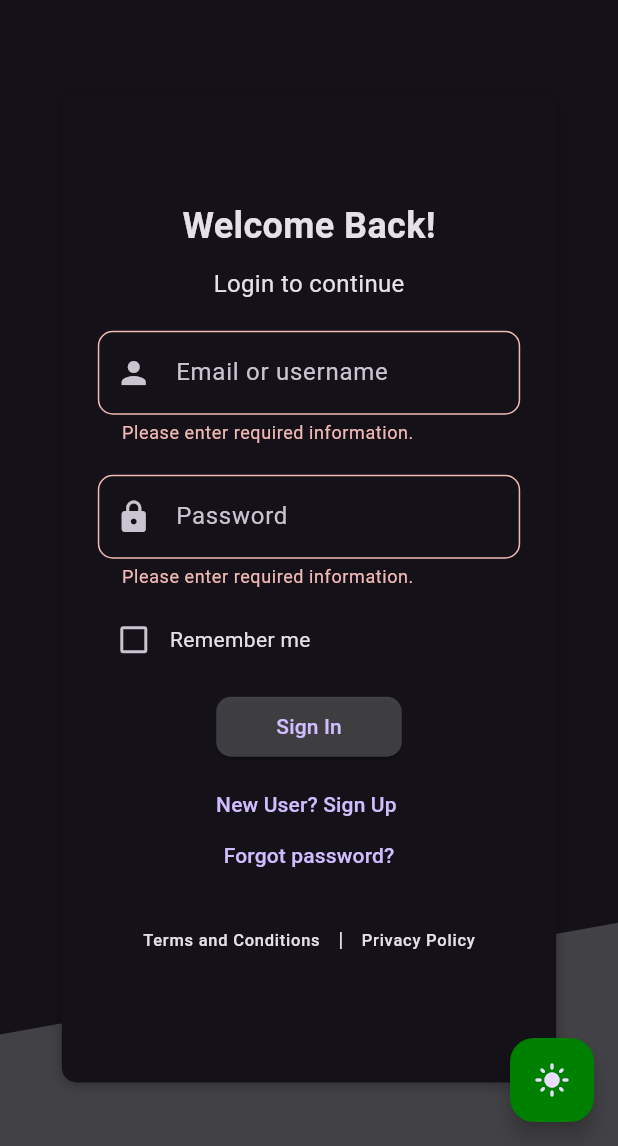
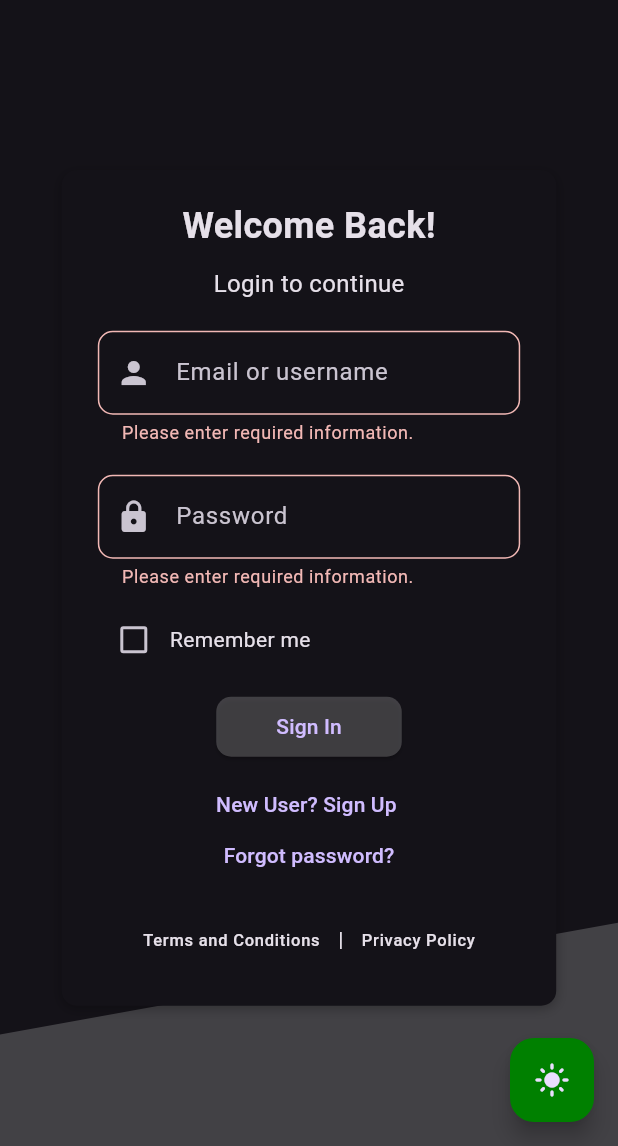
Before and after one commit to pablichoka/kCal_frontend, a Flutter app: the LoginPage screen opened directly, after a tap on "Sign In", after a tap on the "dark mode" icon, on a phone screen of 412 x 824 dp, the part 90-1236 px from its top. Run offline on Flutter 3.47's test engine with Material 3 defaults, Android fonts, the phone set to English and light mode, and no system bars; our stand-ins replace flutter_secure_storage, infinite_carousel, intl_phone_number_input, sidebarx; missing offline and left inert: material_theme_builder; accounts and stored records are empty; network calls fail.

Commit message:
Improve mobile login view. Fix some overflow errors. Better handling of exceptions.

```diff
--- a/lib/forms/login.dart
+++ b/lib/forms/login.dart
@@ -3,6 +3,7 @@ import 'package:flutter/services.dart';
 import 'package:kcal_control_frontend/forms/signup.dart';
 import 'package:kcal_control_frontend/services/api_service.dart' as api;
 
+import '../models/logged_user.dart';
 import '../pages/dashboard.dart';
 import '../themes/theme_data.dart';
 import '../widgets/common/app_bar.dart';
@@ -20,8 +21,10 @@ class LoginPageState extends State<LoginPage> {
   final String title = "kCal Control";
   final FocusScopeNode _focusNode = FocusScopeNode();
   BuildContext? _navigationContext;
-  late final String _username;
-  late final String _password;
+  var _newLoggedUser = LoggedUser(
+    username: '',
+    password: '',
+  );
   late bool _rememberMe = false;
 
   TextFormField buildTextField(
@@ -52,24 +55,15 @@ class LoginPageState extends State<LoginPage> {
     if (_formKey.currentState!.validate()) {
       _formKey.currentState!.save();
       try {
-        bool loginSuccessful =
-            await api.ApiService.instance.login(_username, _password);
-        if (loginSuccessful) {
-          Navigator.pushReplacement(
-            _navigationContext!,
-            MaterialPageRoute(builder: (ctx) => const Dashboard()),
-          );
-          return loginSuccessful;
-        } else {
-          ScaffoldMessenger.of(_navigationContext!).showMaterialBanner(
-            const MaterialBanner(
-              content: Text('There was an error signing in.'),
-              actions: [],
+        return await api.ApiService.instance
+            .login(_newLoggedUser.username, _newLoggedUser.password);
+      } catch (e) {
+        ScaffoldMessenger.of(context).showSnackBar(
+          SnackBar(
+            content: Text('Something failed during login: $e'),
           ),
         );
-        }
-      } catch (e) {
-        throw ErrorWidget(e);
+        return false;
       }
     }
     return false;
@@ -132,9 +126,11 @@ class LoginPageState extends State<LoginPage> {
                                   const EdgeInsets.symmetric(horizontal: 24.0),
                               decoration: kContainerDecoration.copyWith(
                                   color: Theme.of(context).cardColor),
+                              child: SingleChildScrollView(
                                 child: Column(
                                     mainAxisAlignment: MainAxisAlignment.center,
-                                  crossAxisAlignment: CrossAxisAlignment.center,
+                                    crossAxisAlignment:
+                                        CrossAxisAlignment.center,
                                     children: <Widget>[
                                       const SizedBox(height: 20),
                                       const Text(
@@ -154,7 +150,7 @@ class LoginPageState extends State<LoginPage> {
                                         hintText: 'Email or username',
                                         icon: Icons.person,
                                         onSave: (value) {
-                                        _username = value!;
+                                          _newLoggedUser.username = value!;
                                         },
                                       ),
                                       const SizedBox(height: 20),
@@ -163,7 +159,7 @@ class LoginPageState extends State<LoginPage> {
                                         icon: Icons.lock,
                                         obscureText: true,
                                         onSave: (value) {
-                                        _password = value!;
+                                          _newLoggedUser.password = value!;
                                         },
                                       ),
                                       const SizedBox(height: 10),
@@ -182,8 +178,14 @@ class LoginPageState extends State<LoginPage> {
                                       ),
                                       const SizedBox(height: 10),
                                       ElevatedButton(
-                                      onPressed: () {
-                                        _login();
+                                        onPressed: () async {
+                                          await _login()
+                                              ? Navigator.push(
+                                                  _navigationContext!,
+                                                  MaterialPageRoute(
+                                                      builder: (context) =>
+                                                          const Dashboard()))
+                                              : null;
                                         },
                                         style: ElevatedButton.styleFrom(
                                           backgroundColor:
@@ -206,10 +208,13 @@ class LoginPageState extends State<LoginPage> {
                                               pageBuilder: (context, animation1,
                                                       animation2) =>
                                                   const SignUpPage(),
-                                            transitionDuration: const Duration(
+                                              transitionDuration:
+                                                  const Duration(
                                                       milliseconds: 300),
                                               transitionsBuilder: (context,
-                                                animation, animation2, child) {
+                                                  animation,
+                                                  animation2,
+                                                  child) {
                                                 final offsetAnimation =
                                                     Tween<Offset>(
                                                   begin: const Offset(1.0, 0.0),
@@ -228,8 +233,8 @@ class LoginPageState extends State<LoginPage> {
                                             const Text('New User? Sign Up '),
                                             TextButton(
                                               onPressed: () {},
-                                            child:
-                                                const Text('Forgot password?'),
+                                              child: const Text(
+                                                  'Forgot password?'),
                                             ),
                                           ],
                                         ),
@@ -241,20 +246,25 @@ class LoginPageState extends State<LoginPage> {
                                           TextButton(
                                             onPressed: () {},
                                             child: Text(
-                                              style: Theme.of(context).textTheme.labelSmall,
+                                                style: Theme.of(context)
+                                                    .textTheme
+                                                    .labelSmall,
                                                 'Terms and Conditions'),
                                           ),
                                           const Text('|'),
                                           TextButton(
                                             onPressed: () {},
                                             child: Text(
-                                            style: Theme.of(context).textTheme.labelSmall,
+                                                style: Theme.of(context)
+                                                    .textTheme
+                                                    .labelSmall,
                                                 'Privacy Policy'),
                                           ),
                                         ],
                                       ),
                                       const SizedBox(height: 20),
-                                  ])),
+                                    ]),
+                              )),
                         ),
                       )
                     ])),
--- /dev/null
+++ b/lib/models/logged_user.dart
@@ -0,0 +1,26 @@
+class LoggedUser {
+  late String username;
+  late String password;
+
+
+
+  LoggedUser({
+    required this.username,
+    required this.password,
+  });
+
+  factory LoggedUser.fromMap(Map userMap){
+    return LoggedUser(
+        username: userMap['username'],
+        password: userMap['password'],
+    );
+  }
+
+  Map<String, dynamic> toJson() {
+    return {
+      'username': username,
+      'password': password,
+    };
+  }
+
+}
--- a/lib/pages/desktop/index.dart
+++ b/lib/pages/desktop/index.dart
@@ -5,7 +5,7 @@ import '../../forms/signup.dart';
 import '../../themes/theme_data.dart';
 import '../../widgets/common/app_bar.dart';
 import '../../widgets/desktop/background_index.dart';
-import '../../widgets/desktop/carrousel_index_desktop.dart';
+import '../../widgets/desktop/carrousel_index.dart';
 
 const title = 'kCal Control';
 
--- a/lib/pages/mobile/index.dart
+++ b/lib/pages/mobile/index.dart
@@ -3,6 +3,7 @@ import 'package:flutter/material.dart';
 import '../../forms/login.dart';
 import '../../forms/signup.dart';
 import '../../widgets/desktop/background_index.dart';
+import '../../widgets/mobile/carrousel_index.dart';
 
 Scaffold mobileIndex(BuildContext context) {
   return Scaffold(
@@ -10,43 +11,33 @@ Scaffold mobileIndex(BuildContext context) {
       const BackgroundScreen(),
       Column(children: <Widget>[
         SizedBox(
-            height: MediaQuery
-                .of(context)
-                .size
-                .height * 0.80,
-            width: MediaQuery
-                .of(context)
-                .size
-                .width,
-            child: Center(
-                child: Card(
-                    color: Theme
-                        .of(context)
-                        .primaryColor,
-                    child: Center(
+            height: MediaQuery.of(context).size.height * 0.80,
+            width: MediaQuery.of(context).size.width,
+            child: Column(
+              mainAxisAlignment: MainAxisAlignment.center,
+              crossAxisAlignment: CrossAxisAlignment.center,
+              children: [
+                Center(
+                    child: SizedBox(
+                        child: Padding(
+                          padding: const EdgeInsets.symmetric(vertical: 15, horizontal: 15),
                           child: Text('Welcome to kCal Control',
-                          style: Theme
-                              .of(context)
-                              .textTheme
-                              .headlineLarge),
-                    )))),
+                              style: Theme.of(context).textTheme.headlineLarge),
+                        ))),
                 SizedBox(
-            height: MediaQuery
-                .of(context)
-                .size
-                .height * 0.20,
-            width: MediaQuery
-                .of(context)
-                .size
-                .width,
+                  height: MediaQuery.of(context).size.height * 0.60,
+                  width: MediaQuery.of(context).size.width,
+                    child: IndexMobileCarrousel(context))],
+            )),
+        SizedBox(
+            height: MediaQuery.of(context).size.height * 0.20,
+            width: MediaQuery.of(context).size.width,
             child: Row(
                 mainAxisAlignment: MainAxisAlignment.center,
                 children: <Widget>[
                   Card(
                       borderOnForeground: true,
-                color: Theme
-                    .of(context)
-                    .secondaryHeaderColor,
+                      color: Theme.of(context).secondaryHeaderColor,
                       child: TextButton(
                           style: ButtonStyle(
                               padding: WidgetStateProperty.all<EdgeInsets>(
@@ -59,7 +50,7 @@ Scaffold mobileIndex(BuildContext context) {
                                       (context, animation1, animation2) =>
                                           const SignUpPage(),
                                   transitionDuration:
-                            const Duration(seconds: 1),
+                                      const Duration(milliseconds: 300),
                                   transitionsBuilder:
                                       (context, animation, animation2, child) {
                                     final offsetAnimation = Tween<Offset>(
@@ -75,10 +66,7 @@ Scaffold mobileIndex(BuildContext context) {
                           },
                           child: Text('Sign up',
                               style:
-                        Theme
-                            .of(context)
-                            .textTheme
-                            .headlineSmall))),
+                                  Theme.of(context).textTheme.headlineSmall))),
                   Card(
                       child: TextButton(
                           style: ButtonStyle(
@@ -92,15 +80,10 @@ Scaffold mobileIndex(BuildContext context) {
                           },
                           child: Text('Log in',
                               style:
-                    Theme
-                        .of(context)
-                        .textTheme
-                        .headlineSmall)))
-      ]))])
-  ,
-  ]
-  )
-  ,
+                                  Theme.of(context).textTheme.headlineSmall)))
+                ]))
+      ]),
+    ]),
   );
 }
 
--- a/lib/services/api_service.dart
+++ b/lib/services/api_service.dart
@@ -33,7 +33,7 @@ class ApiService {
       _role = jsonDecode(response.body)['roleName'];
       return true;
     } else {
-      throw Exception('Failed to login: ${response.body}');
+      throw Exception('Failed to login');
     }
   }
 
--- /dev/null
+++ b/lib/widgets/mobile/carrousel_index.dart
@@ -0,0 +1,87 @@
+import 'dart:ui';
+
+import 'package:flutter/material.dart';
+import 'package:infinite_carousel/infinite_carousel.dart';
+
+class IndexMobileCarrousel extends StatefulWidget {
+  const IndexMobileCarrousel(BuildContext context, {super.key});
+
+  @override
+  IndexMobileCarrouselState createState() => IndexMobileCarrouselState();
+}
+
+class IndexMobileCarrouselState extends State<IndexMobileCarrousel> {
+  final _controller = InfiniteScrollController(initialItem: 0);
+  late final _currentIndex = ValueNotifier<int>(0);
+
+  List<Widget> indexDots(
+      BuildContext context, int itemCount, int currentIndex) {
+    final List<Widget> dots = [];
+    for (var i = 0; i < itemCount; i++) {
+      dots.add(
+        IconButton(
+          iconSize: 10,
+          onPressed: () {
+            //FIXME: This is just fucking not working
+            _controller.jumpToItem(i);
+          },
+          icon: Icon(
+            Icons.circle_rounded,
+            color: i == currentIndex
+                ? Theme.of(context).highlightColor
+                : Theme.of(context).disabledColor,
+          ),
+        ),
+      );
+    }
+    return dots;
+  }
+
+  @override
+  Widget build(BuildContext context) {
+    return Stack(
+      children: [
+        InfiniteCarousel.builder(
+          itemCount: 4,
+          itemExtent: MediaQuery.of(context).size.width * 0.8,
+          center: true,
+          anchor: 0.0,
+          velocityFactor: 0.5,
+          onIndexChanged: (index) {
+            _currentIndex.value = index;
+          },
+          controller: _controller,
+          axisDirection: Axis.horizontal,
+          loop: true,
+          itemBuilder: (context, itemIndex, realIndex) {
+            return Card(
+              shadowColor: Theme.of(context).disabledColor,
+              color: Theme.of(context).primaryColorLight.withOpacity(0.5),
+              child: Center(
+                child: Text('Item $itemIndex',
+                    style: Theme.of(context).textTheme.headlineMedium),
+              ),
+            );
+          },
+        ),
+        Center(
+          child: Container(
+            height: MediaQuery.of(context).size.height * 0.2,
+            transform: Matrix4.translationValues(
+                0, MediaQuery.of(context).size.height * 0.40, 0),
+            child: ValueListenableBuilder<int>(
+              valueListenable: _currentIndex,
+              builder: (context, value, child) {
+                return Row(
+                  mainAxisAlignment: MainAxisAlignment.center,
+                  crossAxisAlignment: CrossAxisAlignment.start,
+                  children: indexDots(context, 4, value),
+                );
+              },
+            ),
+          ),
+        ),
+      ],
+    );
+  }
+}
```
Also changed, not shown: lib/forms/signup.dart (+59 -85 lines), lib/widgets/desktop/carrousel_index.dart (renamed from lib/widgets/desktop/carrousel_index_desktop.dart). Lines whose indentation alone changed are shown as unchanged.
